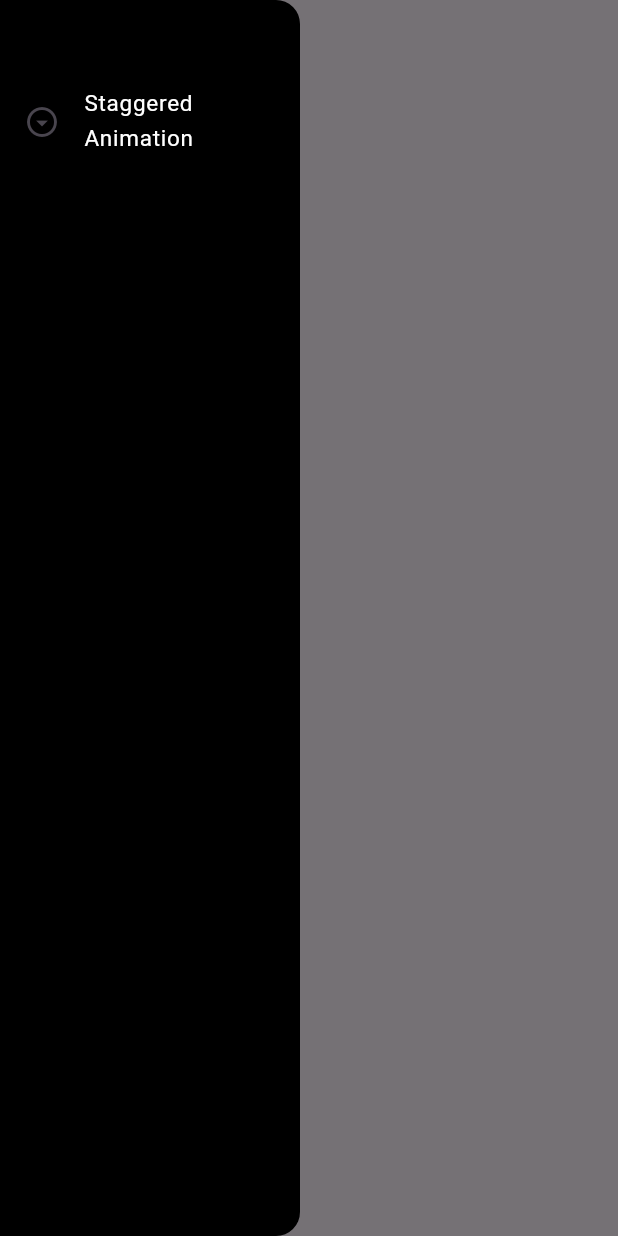
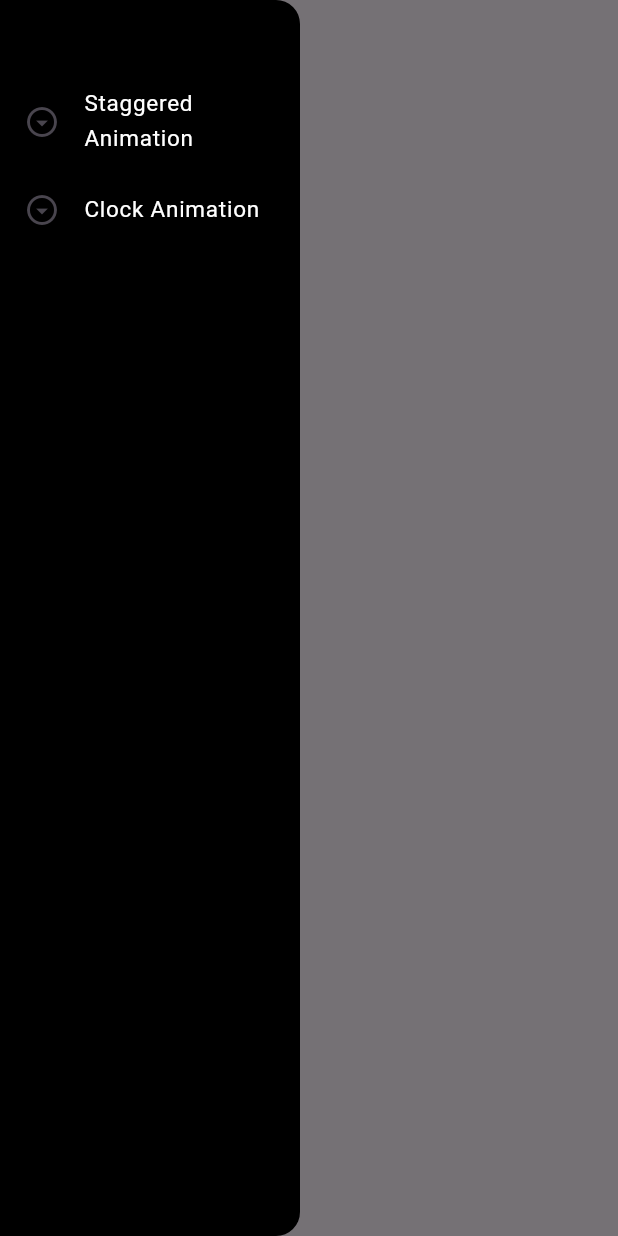
Before and after one commit to nikkieke/flutter_micro_interactions, a Flutter app: the screen it shows after launch, with the side drawer open, on a phone screen of 412 x 824 dp. Run offline on Flutter 3.47's test engine with Material 3 defaults, Android fonts, the phone set to English and light mode, and no system bars; our stand-ins replace flutter_svg, percent_indicator, rive, smooth_page_indicator.

Commit message:
add clock screen

```diff
--- /dev/null
+++ b/lib/features/clock_animation/clock_animation.dart
@@ -0,0 +1 @@
+export 'screens/clock_screen.dart';
--- a/lib/features/features.dart
+++ b/lib/features/features.dart
@@ -1,2 +1,3 @@
 export 'home/home.dart';
 export 'staggered_animation/staggered_animation.dart';
+export 'clock_animation/clock_animation.dart';
--- a/lib/features/home/home.dart
+++ b/lib/features/home/home.dart
@@ -35,6 +35,14 @@ class SideDrawer extends StatelessWidget {
                         Navigator.push(context, MaterialPageRoute(builder:(context)=> const StaggeredAnimationScreen()));
                       }
                   ),
+                  ListTile(
+                      leading: const Icon(Icons.arrow_drop_down_circle_outlined),
+                      title: const Text("Clock Animation",style: TextStyle(
+                          color: Colors.white,  fontSize: 15)),
+                      onTap: (){
+                        Navigator.push(context, MaterialPageRoute(builder:(context)=> const ClockScreen()));
+                      }
+                  ),
 
                 ]
             )
```
Also changed, not shown: lib/features/clock_animation/screens/clock_screen.dart (added, +10 -0 lines).
